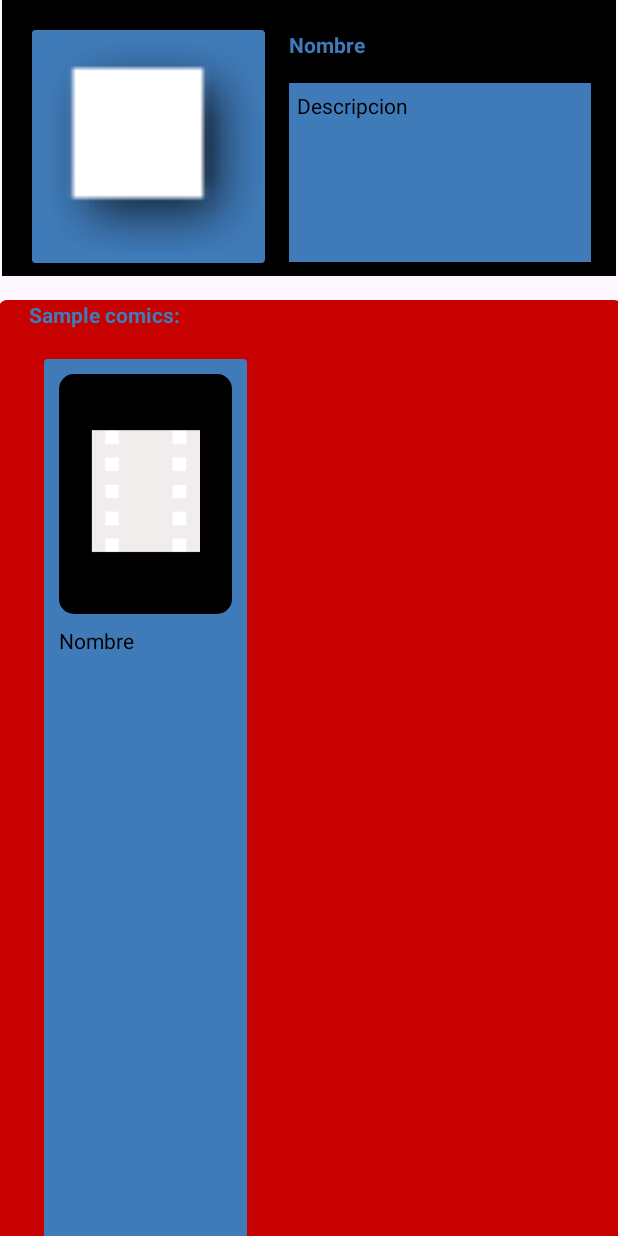
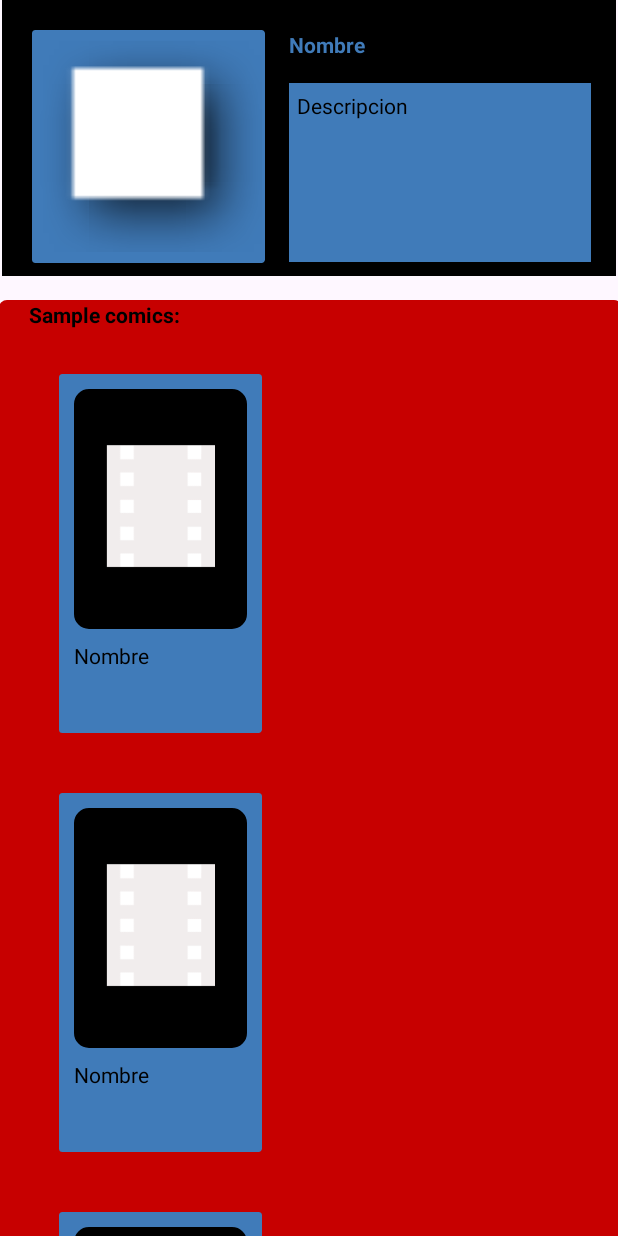
Before and after one commit to augustotano/desafio2Android, an Android app: the layout fragment_character_info.xml on its own in the app's theme, with its tools: preview values and no code run, on a phone screen of 412 x 824 dp. Run offline under Robolectric (Android 15) with nearby library versions, the phone set to English and light mode, and no system bars; network calls fail.

Commit message:
todos los cambios

```diff
--- a/app/src/main/java/com/example/arquitecturaretrofit/ComicViewModel.kt
+++ b/app/src/main/java/com/example/arquitecturaretrofit/ComicViewModel.kt
@@ -15,6 +15,7 @@ class ComicViewModel(characterId : Int) : ViewModel() {
 
     init{
         comicRepository.characterId = characterId
+        comicRepository.offset = 0
         refreshComics()
     }
 
--- a/app/src/main/java/com/example/arquitecturaretrofit/MarvelService.kt
+++ b/app/src/main/java/com/example/arquitecturaretrofit/MarvelService.kt
@@ -24,7 +24,9 @@ interface MarvelService{
         @Path ("characterId") characterId : Int,
         @Query("apikey") apiKey: String,
         @Query("ts") ts: String,
-        @Query("hash") hash : String
+        @Query("hash") hash : String,
+        @Query("offset") offset : Int,
+        @Query("limit") limit : Int
     ) : GetComicsResponseWrapper
 }
 
--- a/app/src/main/res/layout/comic_block.xml
+++ b/app/src/main/res/layout/comic_block.xml
@@ -1,11 +1,11 @@
 <?xml version="1.0" encoding="utf-8"?>
 <androidx.constraintlayout.widget.ConstraintLayout xmlns:android="http://schemas.android.com/apk/res/android"
     android:layout_width="wrap_content"
-    android:layout_height="match_parent"
+    android:layout_height="wrap_content"
     android:background="@drawable/border"
     android:backgroundTint="#407bb9"
     android:padding="10dp"
-    android:layout_margin="10dp"
+    android:layout_margin="20dp"
     xmlns:app="http://schemas.android.com/apk/res-auto">
 
     <com.google.android.material.imageview.ShapeableImageView
--- a/app/src/main/res/layout/fragment_character_info.xml
+++ b/app/src/main/res/layout/fragment_character_info.xml
@@ -11,7 +11,6 @@
         android:id="@+id/imgLayout"
         android:layout_width="409dp"
         android:layout_height="184dp"
-        android:layout_gravity="top"
         android:background="@color/black"
         app:layout_constraintEnd_toEndOf="parent"
         app:layout_constraintStart_toStartOf="parent"
@@ -80,10 +79,22 @@
             android:layout_height="wrap_content"
             android:layout_marginStart="20dp"
             android:text="Sample comics:"
-            android:textColor="#407bb9"
+            android:textColor="@android:color/black"
             android:textStyle="bold"
             app:layout_constraintStart_toStartOf="parent"
             app:layout_constraintTop_toTopOf="parent" />
+
+        <Button
+            android:id="@+id/seeAllComicsButton"
+            android:layout_width="wrap_content"
+            android:layout_height="wrap_content"
+            android:layout_marginTop="15dp"
+            android:layout_marginEnd="20dp"
+            android:backgroundTint="#407bb9"
+            android:text="Ver todos"
+            android:textColor="@color/black"
+            app:layout_constraintEnd_toEndOf="parent"
+            app:layout_constraintTop_toBottomOf="@id/comicsView" />
 
         <androidx.recyclerview.widget.RecyclerView
             android:id="@+id/comicsView"
```
Also changed, not shown: app/src/main/java/com/example/arquitecturaretrofit/CharacterInfoFragment.kt (+22 -5 lines), app/src/main/java/com/example/arquitecturaretrofit/ComicAdapter.kt (+8 -2 lines), app/src/main/java/com/example/arquitecturaretrofit/ComicListFragment.kt (added, +69 -0 lines), app/src/main/java/com/example/arquitecturaretrofit/ComicRepository.kt (+18 -0 lines), app/src/main/java/com/example/arquitecturaretrofit/MainActivity.kt (+15 -1 lines), app/src/main/res/layout/activity_main.xml (+3 -4 lines), app/src/main/res/layout/fragment_comic_list.xml (renamed from app/src/main/res/layout/fragment_character_list.xml, +6 -7 lines).
